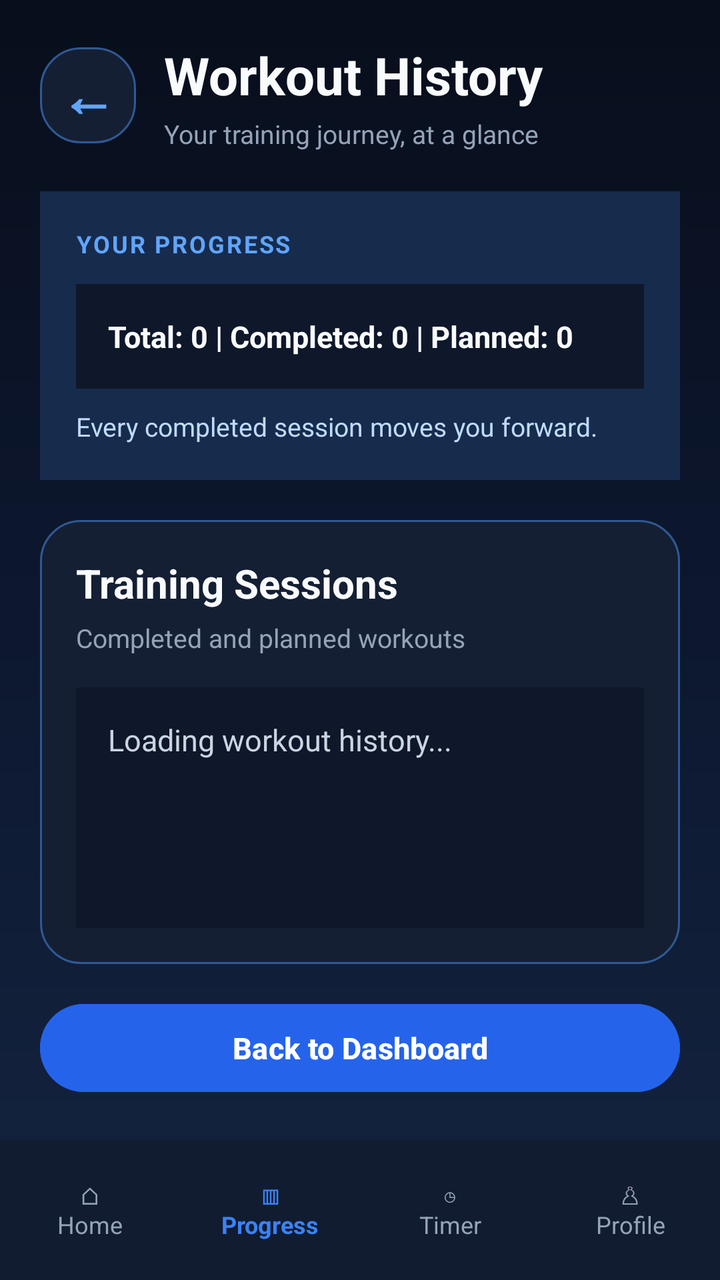
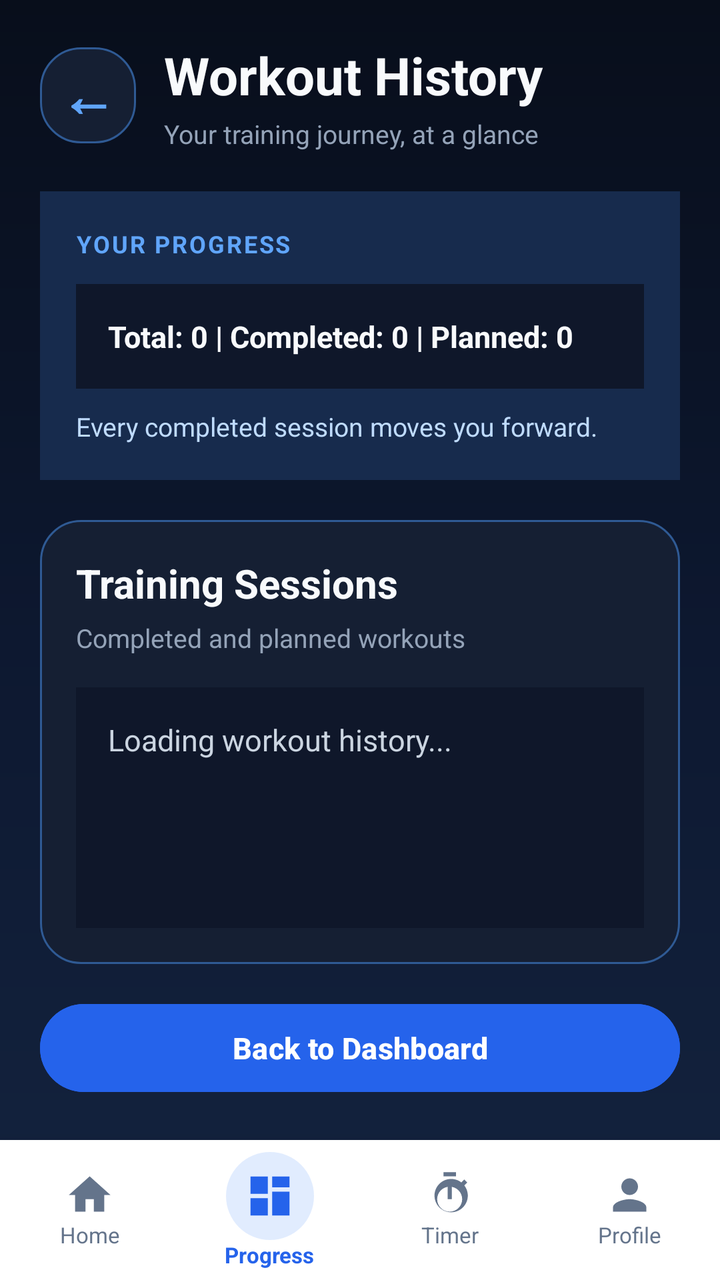

Compare the two renders of this Android layout. The source of the first and the diff that turns it into the second are given below.
<!-- AndroidManifest.xml: application theme Theme.GymTrackerPro -->
<!-- res/layout/activity_workout_history.xml -->
<?xml version="1.0" encoding="utf-8"?>
<LinearLayout xmlns:android="http://schemas.android.com/apk/res/android"
    android:layout_width="match_parent"
    android:layout_height="match_parent"
    android:orientation="vertical"
    android:background="@drawable/bg_midnight_gradient">

    
    <LinearLayout
        android:layout_width="match_parent"
        android:layout_height="0dp"
        android:layout_weight="1"
        android:orientation="vertical"
        android:padding="20dp">

        
        <LinearLayout
            android:layout_width="match_parent"
            android:layout_height="wrap_content"
            android:orientation="horizontal"
            android:gravity="center_vertical"
            android:layout_marginBottom="20dp">

            <TextView
                android:id="@+id/buttonBackArrow"
                android:layout_width="48dp"
                android:layout_height="48dp"
                android:background="@drawable/bg_card"
                android:gravity="center"
                android:text="←"
                android:textColor="#60A5FA"
                android:textSize="28sp"
                android:textStyle="bold"
                android:clickable="true"
                android:focusable="true"
                android:contentDescription="Back to Dashboard" />

            <LinearLayout
                android:layout_width="0dp"
                android:layout_height="wrap_content"
                android:layout_marginStart="14dp"
                android:layout_weight="1"
                android:orientation="vertical">

                <TextView
                    android:layout_width="match_parent"
                    android:layout_height="wrap_content"
                    android:text="Workout History"
                    android:textColor="#F8FAFC"
                    android:textSize="26sp"
                    android:textStyle="bold" />

                <TextView
                    android:layout_width="match_parent"
                    android:layout_height="wrap_content"
                    android:layout_marginTop="3dp"
                    android:text="Your training journey, at a glance"
                    android:textColor="#94A3B8"
                    android:textSize="13sp" />

            </LinearLayout>
        </LinearLayout>

        
        <LinearLayout
            android:layout_width="match_parent"
            android:layout_height="wrap_content"
            android:layout_marginBottom="20dp"
            android:background="#172B4D"
            android:orientation="vertical"
            android:padding="18dp">

            <TextView
                android:layout_width="match_parent"
                android:layout_height="wrap_content"
                android:text="YOUR PROGRESS"
                android:textColor="#60A5FA"
                android:textSize="12sp"
                android:textStyle="bold"
                android:letterSpacing="0.08" />

            <TextView
                android:id="@+id/textHistorySummary"
                android:layout_width="match_parent"
                android:layout_height="wrap_content"
                android:layout_marginTop="12dp"
                android:background="#0F172A"
                android:padding="16dp"
                android:text="Total: 0 | Completed: 0 | Planned: 0"
                android:textColor="#F8FAFC"
                android:textSize="15sp"
                android:textStyle="bold"
                android:lineSpacingExtra="5dp" />

            <TextView
                android:layout_width="match_parent"
                android:layout_height="wrap_content"
                android:layout_marginTop="10dp"
                android:text="Every completed session moves you forward."
                android:textColor="#BFDBFE"
                android:textSize="13sp" />

        </LinearLayout>

        
        <LinearLayout
            android:layout_width="match_parent"
            android:layout_height="0dp"
            android:layout_weight="1"
            android:background="@drawable/bg_card"
            android:orientation="vertical"
            android:padding="18dp">

            <TextView
                android:layout_width="match_parent"
                android:layout_height="wrap_content"
                android:text="Training Sessions"
                android:textColor="#F8FAFC"
                android:textSize="20sp"
                android:textStyle="bold" />

            <TextView
                android:layout_width="match_parent"
                android:layout_height="wrap_content"
                android:layout_marginTop="5dp"
                android:layout_marginBottom="16dp"
                android:text="Completed and planned workouts"
                android:textColor="#94A3B8"
                android:textSize="13sp" />

            <ScrollView
                android:layout_width="match_parent"
                android:layout_height="0dp"
                android:layout_weight="1"
                android:fillViewport="true"
                android:scrollbars="vertical">

                <TextView
                    android:id="@+id/textWorkoutHistory"
                    android:layout_width="match_parent"
                    android:layout_height="wrap_content"
                    android:minHeight="100dp"
                    android:background="#0F172A"
                    android:padding="16dp"
                    android:text="Loading workout history..."
                    android:textColor="#CBD5E1"
                    android:textSize="15sp"
                    android:lineSpacingExtra="7dp" />

            </ScrollView>
        </LinearLayout>

        
        <Button
            android:id="@+id/buttonHistoryBack"
            android:layout_width="match_parent"
            android:layout_height="52dp"
            android:layout_marginTop="16dp"
            android:backgroundTint="#2563EB"
            android:text="Back to Dashboard"
            android:textAllCaps="false"
            android:textColor="#FFFFFF"
            android:textSize="15sp"
            android:textStyle="bold" />

    </LinearLayout>

    
    <LinearLayout
        android:layout_width="match_parent"
        android:layout_height="70dp"
        android:orientation="horizontal"
        android:gravity="center"
        android:background="#111C30"
        android:elevation="12dp"
        android:paddingTop="6dp"
        android:paddingBottom="6dp">

        <TextView
            android:id="@+id/navHome"
            android:layout_width="0dp"
            android:layout_height="match_parent"
            android:layout_weight="1"
            android:gravity="center"
            android:text="⌂&#10;Home"
            android:textColor="#94A3B8"
            android:textSize="12sp"
            android:clickable="true"
            android:focusable="true" />

        <TextView
            android:id="@+id/navProgress"
            android:layout_width="0dp"
            android:layout_height="match_parent"
            android:layout_weight="1"
            android:gravity="center"
            android:text="▥&#10;Progress"
            android:textColor="#3B82F6"
            android:textSize="12sp"
            android:textStyle="bold"
            android:clickable="true"
            android:focusable="true" />

        <TextView
            android:id="@+id/navTimer"
            android:layout_width="0dp"
            android:layout_height="match_parent"
            android:layout_weight="1"
            android:gravity="center"
            android:text="◷&#10;Timer"
            android:textColor="#94A3B8"
            android:textSize="12sp"
            android:clickable="true"
            android:focusable="true" />

        <TextView
            android:id="@+id/navProfile"
            android:layout_width="0dp"
            android:layout_height="match_parent"
            android:layout_weight="1"
            android:gravity="center"
            android:text="♙&#10;Profile"
            android:textColor="#94A3B8"
            android:textSize="12sp"
            android:clickable="true"
            android:focusable="true" />

    </LinearLayout>

</LinearLayout>
<!-- resources referenced by this layout -->
<resources>
  <!-- drawable bg_card (drawable) -->
  <?xml version="1.0" encoding="utf-8"?>
  <shape xmlns:android="http://schemas.android.com/apk/res/android" android:shape="rectangle">
      <solid android:color="@color/gt_surface" />
      <corners android:radius="20dp" />
      <stroke android:width="1dp" android:color="@color/gt_stroke" />
  </shape>
  <!-- drawable bg_midnight_gradient (drawable) -->
  <?xml version="1.0" encoding="utf-8"?>
  <shape xmlns:android="http://schemas.android.com/apk/res/android"
      android:shape="rectangle">
  
      <gradient
          android:angle="270"
          android:startColor="#080E1B"
          android:centerColor="#0D1830"
          android:endColor="#142440"
          android:type="linear" />
  
  </shape>
  <style name="Theme.GymTrackerPro" parent="Base.Theme.GymTrackerPro" />
  <color name="gt_surface">#151F33</color>
  <color name="gt_stroke">#2F5A94</color>
  <style name="Base.Theme.GymTrackerPro" parent="Theme.Material3.Dark.NoActionBar">
          <item name="colorPrimary">@color/gt_blue</item>
          <item name="colorSurface">@color/gt_surface</item>
          <item name="android:windowBackground">@color/gt_background</item>
  
          
          <item name="android:statusBarColor">@color/gt_background</item>
          <item name="android:navigationBarColor">@color/gt_background</item>
          <item name="android:windowLightStatusBar">false</item>
      </style>
  <color name="gt_blue">#60A5FA</color>
  <color name="gt_background">#0B1120</color>
</resources>

<!-- the commit's change to res/layout/activity_workout_history.xml (unified diff, before → after) -->
@@ -1,5 +1,7 @@
 <?xml version="1.0" encoding="utf-8"?>
-<LinearLayout xmlns:android="http://schemas.android.com/apk/res/android"
+<LinearLayout
+    xmlns:android="http://schemas.android.com/apk/res/android"
+    xmlns:app="http://schemas.android.com/apk/res-auto"
     android:layout_width="match_parent"
     android:layout_height="match_parent"
     android:orientation="vertical"
@@ -165,66 +167,119 @@
 
     </LinearLayout>
 
+
     
     <LinearLayout
+        android:id="@+id/bottomNavigation"
         android:layout_width="match_parent"
         android:layout_height="70dp"
+        android:background="#FFFFFF"
+        android:elevation="12dp"
+        android:gravity="center"
         android:orientation="horizontal"
-        android:gravity="center"
-        android:background="#111C30"
-        android:elevation="12dp"
         android:paddingTop="6dp"
         android:paddingBottom="6dp">
 
-        <TextView
+        
+        <LinearLayout
             android:id="@+id/navHome"
             android:layout_width="0dp"
             android:layout_height="match_parent"
             android:layout_weight="1"
             android:gravity="center"
-            android:text="⌂&#10;Home"
-            android:textColor="#94A3B8"
-            android:textSize="12sp"
-            android:clickable="true"
-            android:focusable="true" />
-
-        <TextView
+            android:orientation="vertical">
+
+            <ImageView
+                android:layout_width="25dp"
+                android:layout_height="25dp"
+                android:src="@drawable/ic_nav_home"
+                app:tint="#64748B"
+                android:contentDescription="Home" />
+
+            <TextView
+                android:layout_width="wrap_content"
+                android:layout_height="wrap_content"
+                android:text="Home"
+                android:textColor="#64748B"
+                android:textSize="11sp" />
+        </LinearLayout>
+
+        
+        <LinearLayout
             android:id="@+id/navProgress"
             android:layout_width="0dp"
             android:layout_height="match_parent"
             android:layout_weight="1"
             android:gravity="center"
-            android:text="▥&#10;Progress"
-            android:textColor="#3B82F6"
-            android:textSize="12sp"
-            android:textStyle="bold"
-            android:clickable="true"
-            android:focusable="true" />
-
-        <TextView
+            android:orientation="vertical">
+
+            <ImageView
+                android:layout_width="44dp"
+                android:layout_height="44dp"
+                android:background="@drawable/bg_nav_icon_glow"
+                android:padding="9dp"
+                android:src="@drawable/ic_nav_progress"
+                app:tint="#2563EB"
+                android:contentDescription="Progress" />
+
+            <TextView
+                android:layout_width="wrap_content"
+                android:layout_height="wrap_content"
+                android:text="Progress"
+                android:textColor="#2563EB"
+                android:textSize="11sp"
+                android:textStyle="bold" />
+        </LinearLayout>
+
+        
+        <LinearLayout
             android:id="@+id/navTimer"
             android:layout_width="0dp"
             android:layout_height="match_parent"
             android:layout_weight="1"
             android:gravity="center"
-            android:text="◷&#10;Timer"
-            android:textColor="#94A3B8"
-            android:textSize="12sp"
-            android:clickable="true"
-            android:focusable="true" />
-
-        <TextView
+            android:orientation="vertical">
+
+            <ImageView
+                android:layout_width="25dp"
+                android:layout_height="25dp"
+                android:src="@drawable/ic_nav_timer"
+                app:tint="#64748B"
+                android:contentDescription="Timer" />
+
+            <TextView
+                android:layout_width="wrap_content"
+                android:layout_height="wrap_content"
+                android:text="Timer"
+                android:textColor="#64748B"
+                android:textSize="11sp" />
+        </LinearLayout>
+
+        
+        <LinearLayout
             android:id="@+id/navProfile"
             android:layout_width="0dp"
             android:layout_height="match_parent"
             android:layout_weight="1"
             android:gravity="center"
-            android:text="♙&#10;Profile"
-            android:textColor="#94A3B8"
-            android:textSize="12sp"
-            android:clickable="true"
-            android:focusable="true" />
+            android:orientation="vertical">
+
+            <ImageView
+                android:layout_width="25dp"
+                android:layout_height="25dp"
+                android:src="@drawable/ic_nav_profile"
+                app:tint="#64748B"
+                android:contentDescription="Profile" />
+
+            <TextView
+                android:layout_width="wrap_content"
+                android:layout_height="wrap_content"
+                android:text="Profile"
+                android:textColor="#64748B"
+                android:textSize="11sp" />
+        </LinearLayout>
 
     </LinearLayout>
 
+
 </LinearLayout>
<!-- resource entries referenced after the edit -->
@@ -20,6 +20,61 @@
           android:type="linear" />
   
   </shape>
+  <!-- drawable bg_nav_icon_glow (drawable) -->
+  <shape xmlns:android="http://schemas.android.com/apk/res/android"
+      android:shape="oval">
+  
+      <solid android:color="#263B82F6" />
+  
+      <size
+          android:width="44dp"
+          android:height="44dp" />
+  
+  </shape>
+  <!-- drawable ic_nav_home (drawable) -->
+  <vector xmlns:android="http://schemas.android.com/apk/res/android"
+      android:width="24dp"
+      android:height="24dp"
+      android:viewportWidth="24"
+      android:viewportHeight="24">
+  
+      <path
+          android:fillColor="#64748B"
+          android:pathData="M10,20v-6h4v6h5v-8h3L12,3 2,12h3v8z"/>
+  </vector>
+  <!-- drawable ic_nav_profile (drawable) -->
+  <vector xmlns:android="http://schemas.android.com/apk/res/android"
+      android:width="24dp"
+      android:height="24dp"
+      android:viewportWidth="24"
+      android:viewportHeight="24">
+  
+      <path
+          android:fillColor="#64748B"
+          android:pathData="M12,12c2.21,0 4,-1.79 4,-4s-1.79,-4 -4,-4 -4,1.79 -4,4 1.79,4 4,4zM12,14c-2.67,0 -8,1.34 -8,4v2h16v-2c0,-2.66 -5.33,-4 -8,-4z"/>
+  </vector>
+  <!-- drawable ic_nav_progress (drawable) -->
+  <vector xmlns:android="http://schemas.android.com/apk/res/android"
+      android:width="24dp"
+      android:height="24dp"
+      android:viewportWidth="24"
+      android:viewportHeight="24">
+  
+      <path
+          android:fillColor="#64748B"
+          android:pathData="M3,3h8v8H3zM13,3h8v5h-8zM13,10h8v11h-8zM3,13h8v8H3z"/>
+  </vector>
+  <!-- drawable ic_nav_timer (drawable) -->
+  <vector xmlns:android="http://schemas.android.com/apk/res/android"
+      android:width="24dp"
+      android:height="24dp"
+      android:viewportWidth="24"
+      android:viewportHeight="24">
+  
+      <path
+          android:fillColor="#64748B"
+          android:pathData="M15,1H9v2h6V1zM11,14h2V8h-2v6zM19.03,7.39l1.42,-1.42 -1.42,-1.42 -1.42,1.42a8,8 0,1 0,1.42 1.42zM12,20a6,6 0,1 1,0 -12a6,6 0,0 1,0 12z"/>
+  </vector>
   <style name="Theme.GymTrackerPro" parent="Base.Theme.GymTrackerPro" />
   <color name="gt_surface">#151F33</color>
   <color name="gt_stroke">#2F5A94</color>
